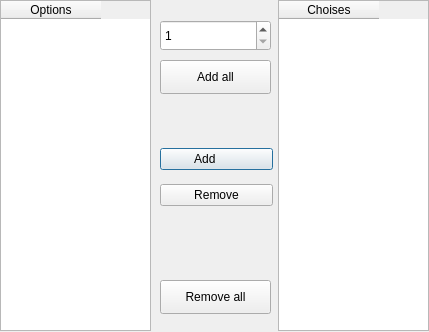
Old version of the form chosewavetoextract.ui in the repository JairoSalazarV/QtHypCam.
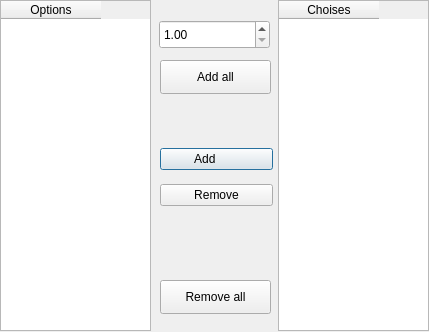
New version of the form. Icons and pictures are not drawn.

Commit message: Wavelength Selection Improved

Patch:
```diff
--- a/chosewavetoextract.ui
+++ b/chosewavetoextract.ui
@@ -111,17 +111,17 @@
      <normaloff>:/new/icons/imagenInte/go-first.png</normaloff>:/new/icons/imagenInte/go-first.png</iconset>
    </property>
   </widget>
-  <widget class="QSpinBox" name="spinBoxStep">
+  <widget class="QDoubleSpinBox" name="spinBoxStep">
    <property name="geometry">
     <rect>
-     <x>160</x>
+     <x>159</x>
      <y>20</y>
      <width>111</width>
-     <height>31</height>
+     <height>29</height>
     </rect>
    </property>
    <property name="minimum">
-    <number>1</number>
+    <double>1.000000000000000</double>
    </property>
   </widget>
  </widget>
```
